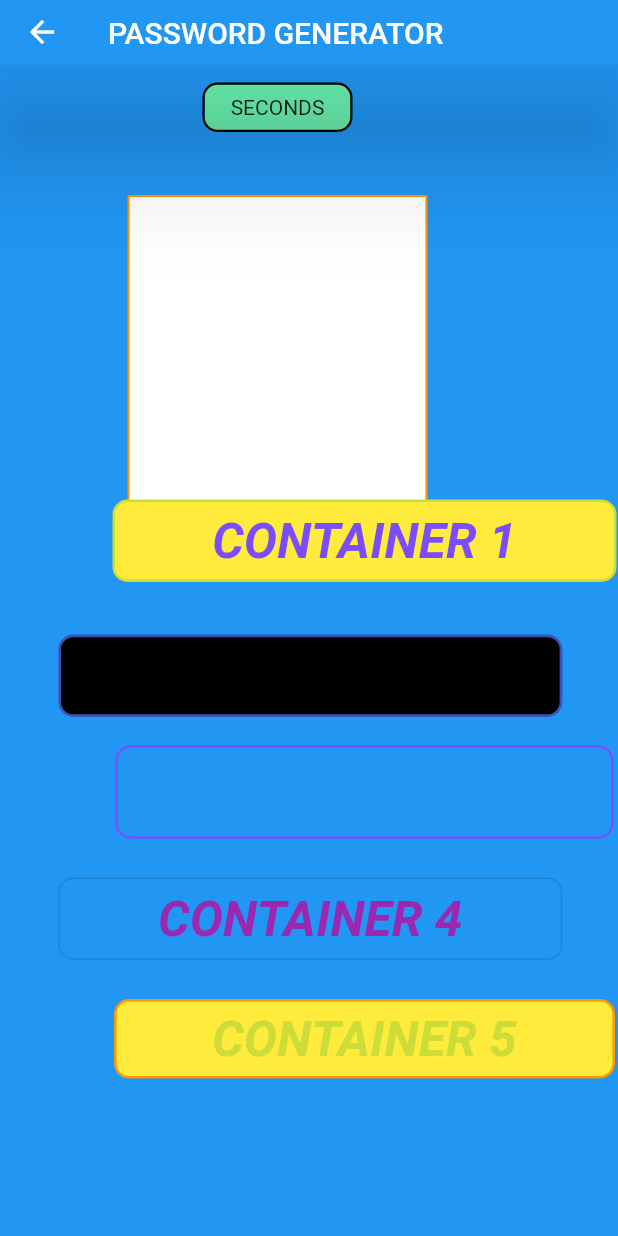
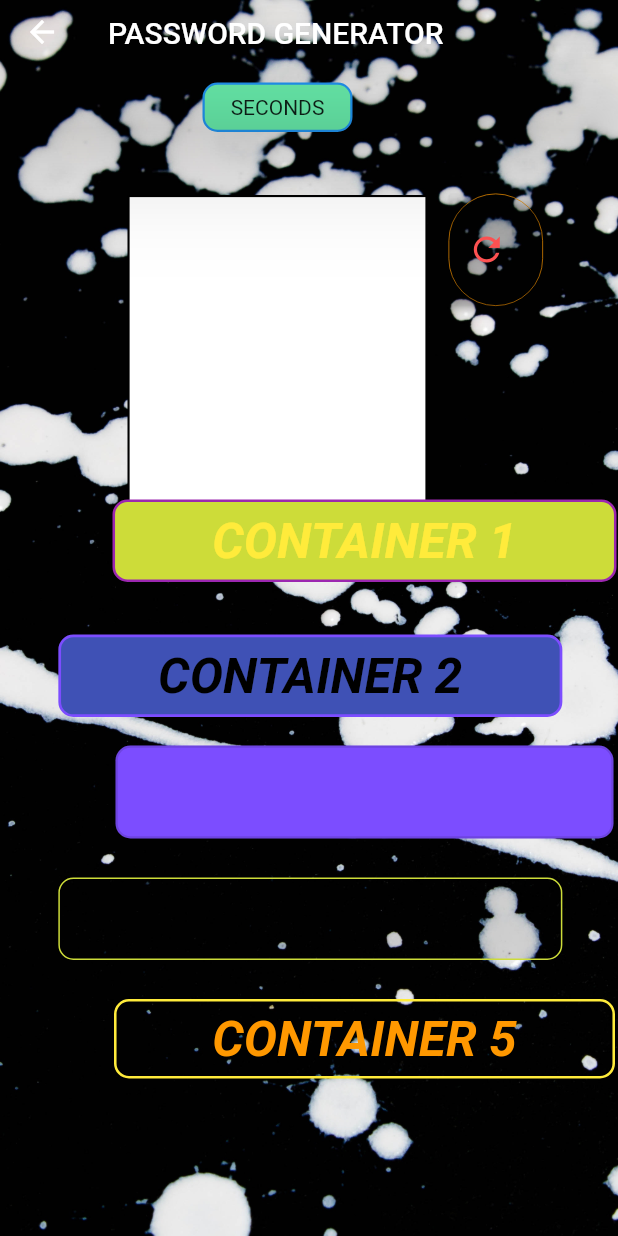
Before and after one commit to ChristopheRurangwa/Password_Generator, a Flutter app: the Generator screen opened by its route, on a phone screen of 412 x 824 dp. Run offline on Flutter 3.47's test engine with Material 2 defaults, Android fonts, the phone set to English and light mode, and no system bars; our stand-ins replace google_fonts; Roboto replaces fonts that are missing (Aclonica).

Commit message:
UI updates

```diff
--- a/lib/Generator.dart
+++ b/lib/Generator.dart
@@ -2,135 +2,216 @@ import 'package:flutter/cupertino.dart';
 import 'package:flutter/material.dart';
 import 'package:flutter/painting.dart';
 import 'package:flutter_app/engine.dart';
+import 'package:google_fonts/google_fonts.dart';
 
 class Generator extends StatefulWidget {
   @override
   _GeneratorState createState() => _GeneratorState();
-
 }
 
 class _GeneratorState extends State<Generator> {
-  Engine eng=new Engine();
+  Engine eng = new Engine();
   @override
   Widget build(BuildContext context) {
-    return Scaffold(backgroundColor: Colors.blue,
+    return Container(
+      decoration: BoxDecoration(
+          image: DecorationImage(
+        image: AssetImage('lib/rena.jpg'),
+        fit: BoxFit.cover,
+      )),
+      child: Scaffold(
+        backgroundColor: Colors.transparent,
         appBar: AppBar(
-
           elevation: 32,
-
-      title: Text('PASSWORD GENERATOR'),toolbarHeight: 43,),
-
+          backgroundColor: Colors.transparent,
+          title: Text('PASSWORD GENERATOR'),
+          toolbarHeight: 43,
+        ),
         body: Stack(
-
           children: [
-
+            Positioned(
+              left: 299,
+              height: 75,
+              width: 63,
+              bottom: 620,
+              child: Container(
+                decoration: BoxDecoration(
+                    border: Border.all(color: eng.randomColors(), width: .5),
+                    borderRadius: BorderRadius.all(Radius.circular(90)),
+                    color: Colors.transparent),
+                child: RaisedButton.icon(
+                    onPressed: () {
+                      Navigator.pushNamed(context, '/Generator');
+                      //Navigator.pushNamed(context, '/Generator');
+                    },
+                    icon: Icon(
+                      Icons.refresh,
+                      color: Colors.redAccent,
+                      size: 26,
+                    ),
+                    label: Text(''),
+                    color: Colors.transparent,
+                    splashColor: Colors.white,
+                    disabledColor: Colors.transparent),
+              ),
+            ),
             Positioned(
                 left: 85,
                 bottom: 444,
-              child: Container(height: 250,width: 200,decoration:
-              BoxDecoration(border:Border.all(color:eng.randomColors(),width: 1.4),color: Colors.white ))),
-
+                child: Container(
+                    height: 250,
+                    width: 200,
+                    decoration: BoxDecoration(
+                        border:
+                            Border.all(color: eng.randomColors(), width: 1.4),
+                        color: Colors.white))),
             Positioned(
-
                 top: 12,
                 left: 135,
-
                 child: Container(
-                child: Center(child: Text("SECONDS",style: TextStyle(),)),
-                decoration:
-                BoxDecoration(border: Border.all(color: eng.randomColors(),width: 1.5),
-                    borderRadius:BorderRadius.all(Radius.circular(10)),
-                    color: Colors.greenAccent ),
-
-
-                height: 33,width: 100,)),
-
+                  child: Center(
+                      child: Text(
+                    "SECONDS",
+                    style: TextStyle(),
+                  )),
+                  decoration: BoxDecoration(
+                      border: Border.all(color: eng.randomColors(), width: 1.5),
+                      borderRadius: BorderRadius.all(Radius.circular(10)),
+                      color: Colors.greenAccent),
+                  height: 33,
+                  width: 100,
+                )),
             Positioned(
                 height: 70,
                 width: 340,
                 top: 450,
                 right: -1,
-
                 child: Padding(
                   padding: const EdgeInsets.all(4.0),
-               child: Container(child: Center(child: Text('CONTAINER 3',
-                 style: TextStyle(fontSize: 33,fontWeight: FontWeight.bold, fontStyle: FontStyle.italic,color: eng.randomColors()),)),
-                 height: 33,width: 44,
-                 decoration:
-                 BoxDecoration(
-
-                     borderRadius:BorderRadius.all(Radius.circular(10)),color:eng.randomColors(),
-                     border: Border.all(color: eng.randomColors(),width: 1.5) ),
-
+                  child: Container(
+                    child: Center(
+                        child: Text('CONTAINER 3',
+                            style: GoogleFonts.aclonica(
+                                fontSize: 33,
+                                color: eng.randomColors(),
+                                fontWeight: FontWeight.bold,
+                                fontStyle: FontStyle
+                                    .italic))), //TextStyle(fontSize: 33,fontWeight: FontWeight.bold, fontStyle: FontStyle.italic,color: eng.randomColors()),)),
+                    height: 33, width: 44,
+                    decoration: BoxDecoration(
+                        borderRadius: BorderRadius.all(Radius.circular(10)),
+                        color: eng.randomColors(),
+                        border:
+                            Border.all(color: eng.randomColors(), width: 1.5)),
                   ),
-             )
-         ),
+                )),
             Positioned(
-
                 height: 59,
                 width: 340,
                 top: 378,
                 right: 35.1,
-
                 child: Padding(
                   padding: const EdgeInsets.all(2.0),
-               child: Container(child: Center(child: Text('CONTAINER 2',style: TextStyle(fontSize: 33,fontWeight: FontWeight.bold,fontStyle: FontStyle.italic, color: eng.randomColors()),)),
-                 decoration:
-               BoxDecoration(borderRadius:BorderRadius.all(Radius.circular(10)),color: eng.randomColors(),border: Border.all(color: eng.randomColors(),width: 1.8))
-                 ,height: 34,),
+                  child: Container(
+                    child: Center(
+                        child: Text(
+                      'CONTAINER 2',
+                      style: GoogleFonts.aclonica(
+                          fontSize: 33,
+                          color: eng.randomColors(),
+                          fontWeight: FontWeight.bold,
+                          fontStyle: FontStyle
+                              .italic),
+                    )),
+                    decoration: BoxDecoration(
+                        borderRadius: BorderRadius.all(Radius.circular(10)),
+                        color: eng.randomColors(),
+                        border:
+                            Border.all(color: eng.randomColors(), width: 1.8)),
+                    height: 34,
+                  ),
                 )),
             Positioned(
-
                 height: 59,
                 width: 340,
                 top: 288,
                 right: -1,
-
                 child: Padding(
                   padding: const EdgeInsets.all(2.0),
-                child: Container(child: Center(child: Text('CONTAINER 1',style: TextStyle(fontSize: 33,fontWeight: FontWeight.bold, fontStyle: FontStyle.italic,color:eng.randomColors()),)),
-                  decoration:
-                BoxDecoration(color: eng.randomColors(),
-                    borderRadius:BorderRadius.all(Radius.circular(10)),
-                    border: Border.all(color: eng.randomColors(),width: 1.7) ),
-                  height: 33,),
+                  child: Container(
+                    child: Center(
+                        child: Text(
+                      'CONTAINER 1',
+                      style: GoogleFonts.aclonica(
+                          fontSize: 33,
+                          color: eng.randomColors(),
+                          fontWeight: FontWeight.bold,
+                          fontStyle: FontStyle
+                              .italic),
+                    )),
+                    decoration: BoxDecoration(
+                        color: eng.randomColors(),
+                        borderRadius: BorderRadius.all(Radius.circular(10)),
+                        border:
+                            Border.all(color: eng.randomColors(), width: 1.7)),
+                    height: 33,
+                  ),
                 )),
             Positioned(
-
                 height: 59,
                 width: 340,
                 top: 540,
                 right: 35.1,
-
                 child: Padding(
                   padding: const EdgeInsets.all(2.0),
                   child: Container(
-                  child: Center(child: Text('CONTAINER 4',style: TextStyle(fontSize: 33,fontWeight: FontWeight.bold,fontStyle: FontStyle.italic, color: eng.randomColors()),)),
-                  decoration:
-                BoxDecoration(borderRadius:BorderRadius.all(Radius.circular(10)),color:eng.randomColors(),border: Border.all(color: eng.randomColors()) ),
-                  height: 33,),
+                    child: Center(
+                        child: Text(
+                      'CONTAINER 4',
+                      style: GoogleFonts.aclonica(
+                          fontSize: 33,
+                          color: eng.randomColors(),
+                          fontWeight: FontWeight.bold,
+                          fontStyle: FontStyle
+                              .italic),
+                    )),
+                    decoration: BoxDecoration(
+                        borderRadius: BorderRadius.all(Radius.circular(10)),
+                        color: eng.randomColors(),
+                        border: Border.all(color: eng.randomColors())),
+                    height: 33,
+                  ),
                 )),
             Positioned(
-
                 height: 59,
                 width: 340,
                 top: 620,
                 right: -1,
-
                 child: Padding(
                   padding: const EdgeInsets.all(3.0),
-                child: Container(child:Center(child: Center(child: Text('CONTAINER 5',style: TextStyle(fontSize: 33,fontWeight: FontWeight.bold,fontStyle: FontStyle.italic,color: eng.randomColors()),))),
-                  decoration:
-                BoxDecoration(borderRadius:BorderRadius.all(Radius.circular(10)),border: Border.all(color: eng.randomColors(),width: 1.7),color: eng.randomColors() ),
-                  height: 33,),
+                  child: Container(
+                    child: Center(
+                        child: Center(
+                            child: Text(
+                      'CONTAINER 5',
+                      style: GoogleFonts.aclonica(
+                          fontSize: 33,color: eng.randomColors(),
+                          fontWeight: FontWeight.bold,
+                          fontStyle: FontStyle
+                              .italic),
+                    ))),
+                    decoration: BoxDecoration(
+                        borderRadius: BorderRadius.all(Radius.circular(10)),
+                        border:
+                            Border.all(color: eng.randomColors(), width: 1.7),
+                        color: eng.randomColors()),
+                    height: 33,
+                  ),
                 )),
-
             Container(),
-
-
           ],
         ),
-
+      ),
     );
   }
 }
--- a/lib/main.dart
+++ b/lib/main.dart
@@ -1,4 +1,5 @@
 import 'package:flutter/material.dart';
+import 'package:flutter_app/Taker.dart';
 
 import 'Generator.dart';
 import 'intro.dart';
@@ -20,7 +21,8 @@ class MyApp extends StatelessWidget {
       initialRoute: '/Intron',
       routes: {
         '/Intron': (context) => Intron(),
-        '/Generator':(context) =>Generator(),
+        '/Generator': (context) => Generator(),
+        '/Taker': (context) => Taker(),
       },
     );
   }
--- a/pubspec.yaml
+++ b/pubspec.yaml
@@ -28,6 +28,7 @@ dependencies:
   # The following adds the Cupertino Icons font to your application.
   # Use with the CupertinoIcons class for iOS style icons.
   cupertino_icons: ^0.1.3
+  google_fonts: ^1.1.1
 
 dev_dependencies:
   flutter_test:
@@ -45,8 +46,8 @@ flutter:
   uses-material-design: true
 
   # To add assets to your application, add an assets section, like this:
-  # assets:
-  #   - images/a_dot_burr.jpeg
+  assets:
+    - lib/rena.jpg
   #   - images/a_dot_ham.jpeg
 
   # An image asset can refer to one or more resolution-specific "variants", see
```
Also changed, not shown: lib/Taker.dart (added, +65 -0 lines), lib/engine.dart (+49 -5 lines), lib/intro.dart (+53 -19 lines), lib/rena.jpg (added), pubspec.lock, 6 other files. Lines whose indentation alone changed are shown as unchanged.
